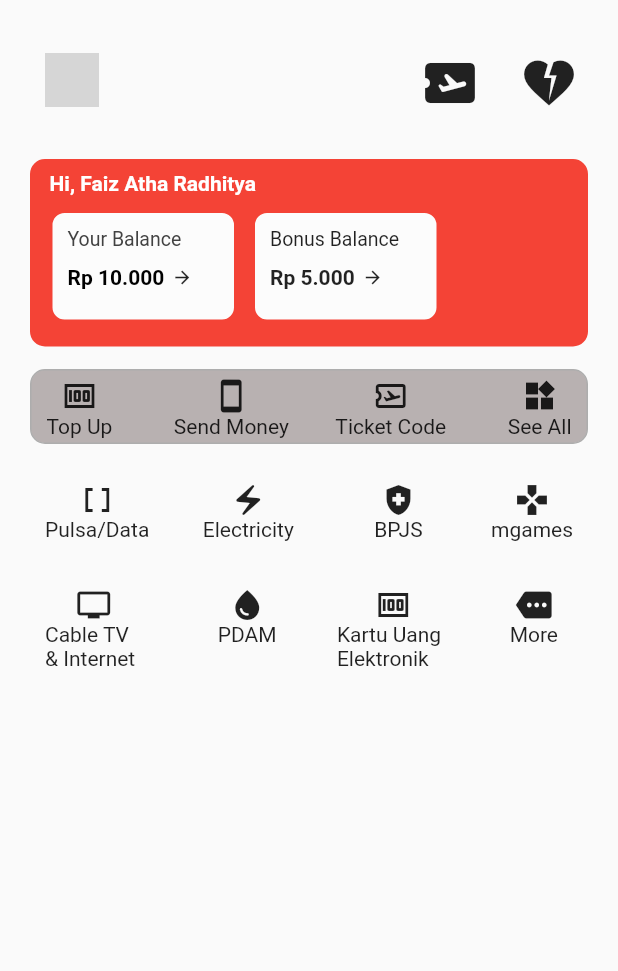
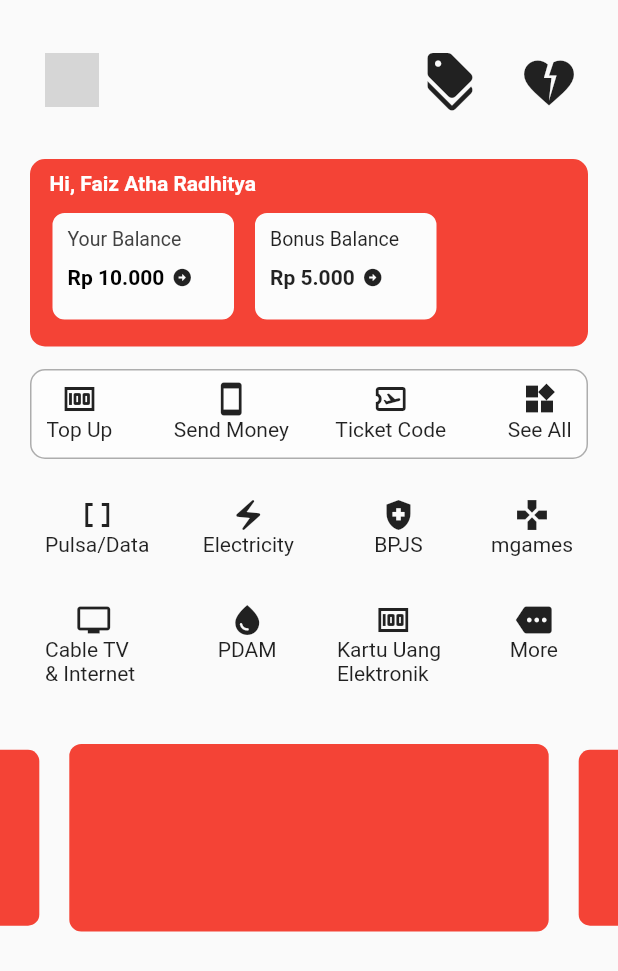
Before and after one commit to rgpeople/Mobile-Programing, a Flutter app: the screen it shows after launch, on a phone screen of 412 x 824 dp. Shown: the top 971 px of the screen. Run offline on Flutter 3.47's test engine with Material 2 defaults, Android fonts, the phone set to English and light mode, and no system bars; drawn by our look-alikes of carousel_slider; network calls fail; grey boxes are pictures that could not be loaded.

```diff
--- a/UTS/uts/lib/main.dart
+++ b/UTS/uts/lib/main.dart
@@ -1,4 +1,5 @@
 import 'package:flutter/material.dart';
+import 'package:carousel_slider/carousel_slider.dart';
 
 void main() {
   runApp(const MyApp());
@@ -40,7 +41,7 @@ class MyApp extends StatelessWidget {
                           top: 25,
                           left: 20), // Set the height of the Icon
                       child: Icon(
-                        Icons.airplane_ticket_rounded,
+                        Icons.discount_rounded,
                         size: 40,
                       ),
                     ),
@@ -116,7 +117,8 @@ class MyApp extends StatelessWidget {
                                 ),
                                 Container(
                                   margin: EdgeInsets.only(left: 5, top: 10),
-                                  child: Icon(Icons.arrow_forward, size: 14),
+                                  child:
+                                      Icon(Icons.arrow_circle_right, size: 14),
                                 )
                               ],
                             )
@@ -154,7 +156,8 @@ class MyApp extends StatelessWidget {
                                 ),
                                 Container(
                                   margin: EdgeInsets.only(left: 5, top: 10),
-                                  child: Icon(Icons.arrow_forward, size: 14),
+                                  child:
+                                      Icon(Icons.arrow_circle_right, size: 14),
                                 )
                               ],
                             ),
@@ -169,9 +172,9 @@ class MyApp extends StatelessWidget {
             Container(
               margin: EdgeInsets.only(right: 20.0, top: 15, left: 20),
               width: double.infinity,
-              height: 50,
+              height: 60,
               decoration: BoxDecoration(
-                color: const Color.fromARGB(255, 184, 177, 177),
+                color: Colors.white60,
                 border: Border.all(
                     color: const Color.fromARGB(255, 173, 173, 173), width: 1),
                 borderRadius: BorderRadius.circular(10),
@@ -180,28 +183,28 @@ class MyApp extends StatelessWidget {
                 mainAxisAlignment: MainAxisAlignment.spaceBetween,
                 children: [
                   Container(
-                    margin: EdgeInsets.only(left: 10, top: 5),
+                    margin: EdgeInsets.only(left: 10, top: 7),
                     child: Column(children: [
                       Icon(Icons.money),
                       Text("Top Up"),
                     ]),
                   ),
                   Container(
-                    margin: EdgeInsets.only(left: 10, top: 5),
+                    margin: EdgeInsets.only(left: 10, top: 7),
                     child: Column(children: [
                       Icon(Icons.smartphone),
                       Text("Send Money"),
                     ]),
                   ),
                   Container(
-                    margin: EdgeInsets.only(right: 10, top: 5),
+                    margin: EdgeInsets.only(right: 10, top: 7),
                     child: Column(children: [
                       Icon(Icons.airplane_ticket_outlined),
                       Text("Ticket Code"),
                     ]),
                   ),
                   Container(
-                    margin: EdgeInsets.only(right: 10, top: 5),
+                    margin: EdgeInsets.only(right: 10, top: 7),
                     child: Column(children: [
                       Icon(Icons.widgets),
                       Text("See All"),
@@ -288,6 +291,31 @@ class MyApp extends StatelessWidget {
                 ],
               ),
             ),
+            CarouselSlider(
+              options: CarouselOptions(
+                height: 125.0,
+                enlargeCenterPage: true,
+                autoPlay: false,
+                enlargeFactor: 0.2,
+              ),
+              items: [1, 2, 3, 4, 5].map((i) {
+                return Builder(
+                  builder: (BuildContext context) {
+                    return Container(
+                      width: MediaQuery.of(context).size.width,
+                      margin: const EdgeInsets.symmetric(horizontal: 5.0),
+                      decoration: BoxDecoration(
+                        color: Colors.red,
+                        borderRadius: const BorderRadius.all(
+                          Radius.circular(8),
+                        ),
+                      ),
+                      child: const Text(''),
+                    );
+                  },
+                );
+              }).toList(),
+            ),
           ],
         ),
       ),
```
